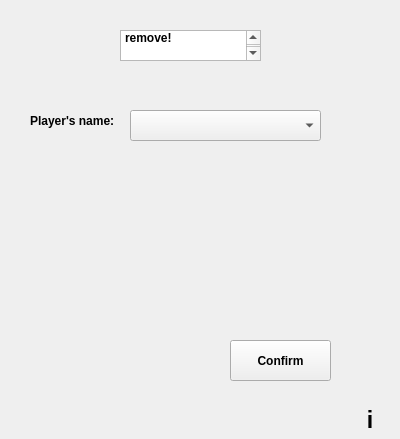
Above: removeplayer.ui from TNT57/FootballClubManagementSystem before the change. Below: the same form after it.
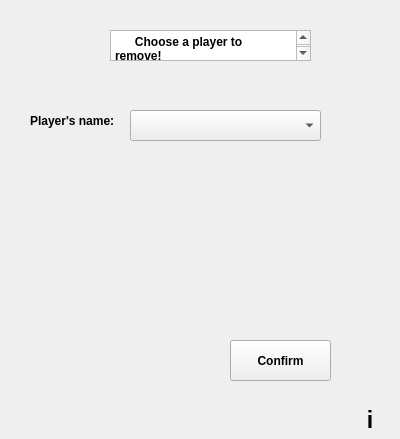
That is the form after the change.

Diff of the .ui file:
```diff
--- a/removeplayer.ui
+++ b/removeplayer.ui
@@ -47,9 +47,9 @@
   <widget class="QPlainTextEdit" name="title">
    <property name="geometry">
     <rect>
-     <x>120</x>
+     <x>110</x>
      <y>30</y>
-     <width>141</width>
+     <width>201</width>
      <height>31</height>
     </rect>
    </property>
@@ -62,7 +62,7 @@
     <bool>true</bool>
    </property>
    <property name="plainText">
-    <string>Choose a player to remove!</string>
+    <string>      Choose a player to remove!</string>
    </property>
   </widget>
   <widget class="QPushButton" name="confirmButton">
```
